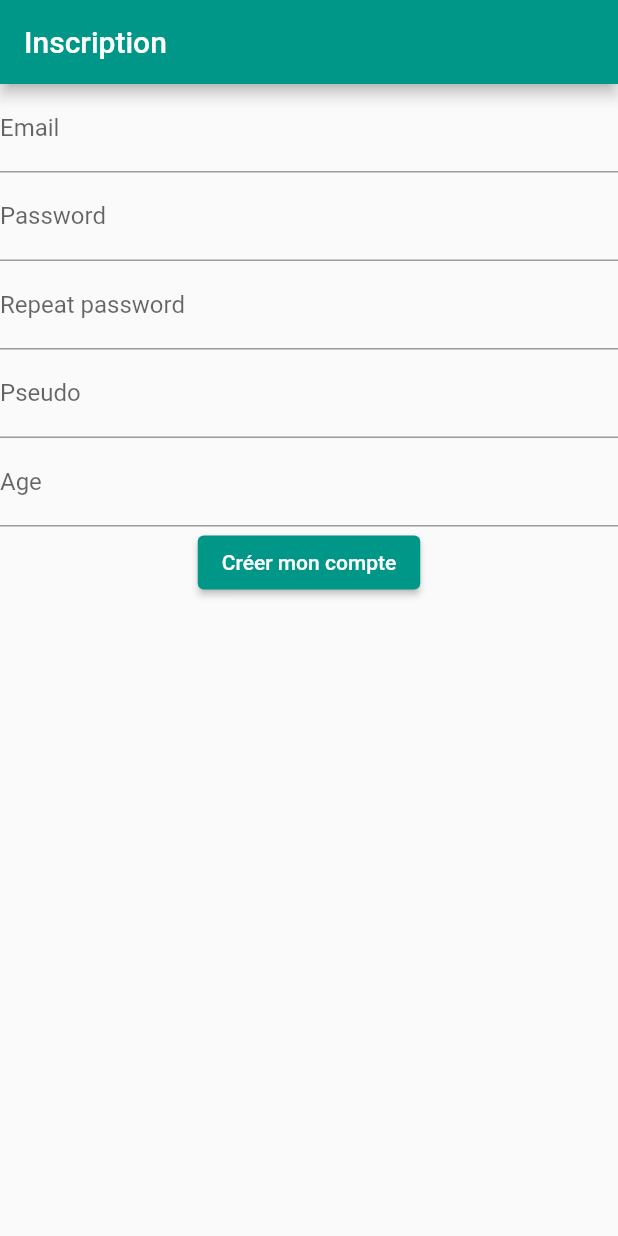
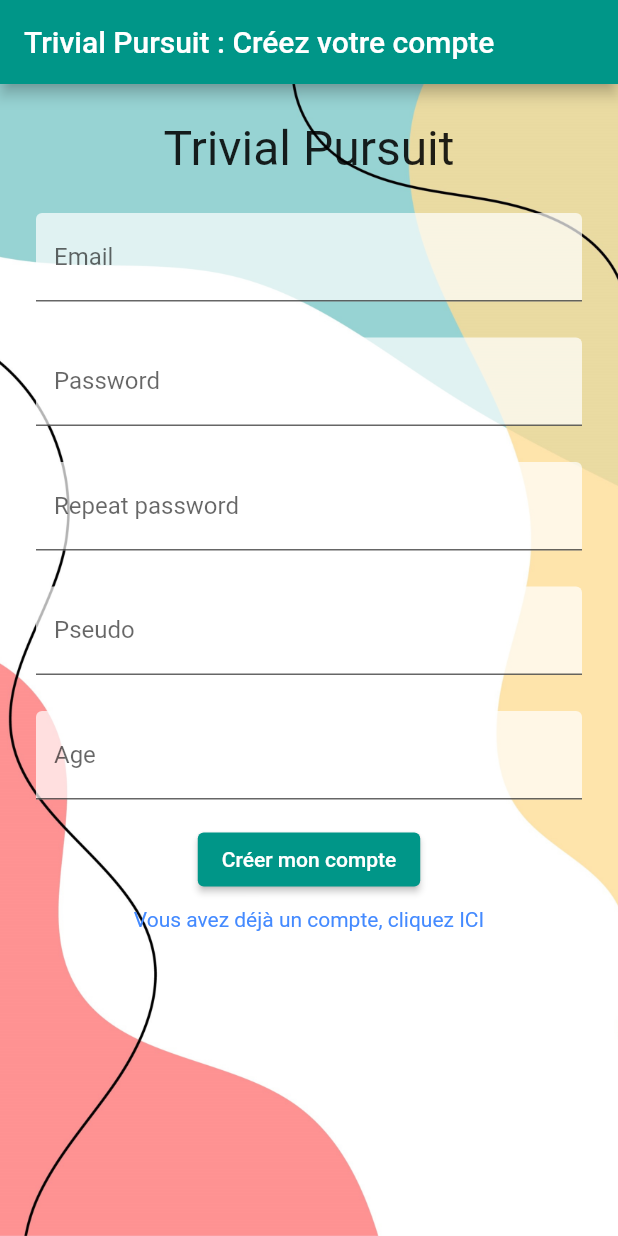
Before and after one commit to Adrien-Ba/Trivial_Pursuit, a Flutter app: the screen it shows after launch, after a tap on "Pour créer un compte, cliquez ICI", on a phone screen of 412 x 824 dp. Run offline on Flutter 3.47's test engine with Material 2 defaults, Android fonts, the phone set to English and light mode, and no system bars; our stand-ins replace cloud_firestore, firebase_auth, firebase_core, flutter_bloc, flutter_profile_picture, freezed_annotation and 2 more; missing offline and left inert: dart:ffi, swiping_card_deck; accounts and stored records are empty.

Commit message:
Front app

```diff
--- a/lib/ui/pages/login/login_page.dart
+++ b/lib/ui/pages/login/login_page.dart
@@ -47,33 +47,44 @@ class _LoginPageState extends State<LoginPage> {
                 return Scaffold(
                   appBar: AppBar(
                     title: const Text('Trivial Pursuit : Bienvenue'),
-
                   ),
                   body: Container(
                     decoration: const BoxDecoration(
-                      image: DecorationImage(
-                        image: AssetImage("assets/images/bg_1.jpg"),
-                        fit: BoxFit.cover,
-                      )
-                    ),
+                        image: DecorationImage(
+                      image: AssetImage("assets/images/bg_1.jpg"),
+                      fit: BoxFit.cover,
+                    )),
                     child: Column(
                       children: [
                         Padding(
                           padding: const EdgeInsets.all(24.0),
+                          child: Image.asset("assets/images/logo_accueil.png"),
+                        ),
+                        const Padding(
+                            padding: EdgeInsets.fromLTRB(
+                                24.0, 0.0, 24.0, 24.0),
+                          child: Text("Trivial Pursuit",
+                          style: TextStyle(fontSize: 32),),
+                        ),
+                        Padding(
+                          padding:
+                              const EdgeInsets.fromLTRB(24.0, 0.0, 24.0, 24.0),
                           child: TextField(
                             controller: emailController,
+                            keyboardType: TextInputType.emailAddress,
                             decoration: const InputDecoration(
                               labelText: "Email",
                               fillColor: Colors.white70,
                               filled: true,
                             ),
-
                           ),
                         ),
                         Padding(
-                          padding: const EdgeInsets.fromLTRB(24.0, 0.0, 24.0, 24.0),
+                          padding:
+                              const EdgeInsets.fromLTRB(24.0, 0.0, 24.0, 24.0),
                           child: TextField(
                             controller: passwordController,
+                            obscureText: true,
                             decoration: const InputDecoration(
                               labelText: "Password",
                               fillColor: Colors.white70,
@@ -97,7 +108,7 @@ class _LoginPageState extends State<LoginPage> {
                               padding: EdgeInsets.all(16.0),
                             ),
                             GestureDetector(
-                              child: Text("Pour créer un compte, cliquez ICI"),
+                              child: const Text("Pour créer un compte, cliquez ICI", style: TextStyle(color: Colors.blueAccent, fontSize: 14),),
                               onTap: () {
                                 context.go("/signUp");
                               },
--- a/lib/ui/pages/signup/signup_page.dart
+++ b/lib/ui/pages/signup/signup_page.dart
@@ -59,39 +59,81 @@ class _SignUpPageState extends State<SignUpPage> {
             builder: (context, state) {
               return Scaffold(
                 appBar: AppBar(
-                  title: const Text('Inscription'),
+                  title: const Text('Trivial Pursuit : Créez votre compte'),
                 ),
-                body: Column(
+                body: Container(
+                  decoration: const BoxDecoration(
+                      image: DecorationImage(
+                    image: AssetImage("assets/images/bg_1.jpg"),
+                    fit: BoxFit.cover,
+                  )),
+                  child: Column(
                     children: [
-                    TextField(
+                      const Padding(
+                        padding: EdgeInsets.all(
+                            24.0),
+                        child: Text("Trivial Pursuit",
+                          style: TextStyle(fontSize: 32),),
+                      ),
+                      Padding(
+                        padding:
+                            const EdgeInsets.fromLTRB(24.0, 0.0, 24.0, 24.0),
+                        child: TextField(
+                          keyboardType: TextInputType.emailAddress,
                           controller: emailController,
                           decoration: const InputDecoration(
                             labelText: "Email",
+                            fillColor: Colors.white70,
+                            filled:true,
                           ),
                         ),
-                    TextField(
+                      ),
+                      Padding(
+                        padding: const EdgeInsets.fromLTRB(24.0, 0.0, 24.0, 24.0),
+                        child: TextField(
                           controller: passwordController,
+                          obscureText: true,
                           decoration: const InputDecoration(
                             labelText: "Password",
+                            fillColor: Colors.white70,
+                            filled:true,
+
                           ),
                         ),
-                    TextField(
+                      ),
+                      Padding(
+                        padding: const EdgeInsets.fromLTRB(24.0, 0.0, 24.0, 24.0),
+                        child: TextField(
                           controller: repeatPasswordController,
+                          obscureText: true,
                           decoration: const InputDecoration(
                             labelText: "Repeat password",
+                            fillColor: Colors.white70,
+                            filled:true,
                           ),
                         ),
-                    TextField(
+                      ),
+                      Padding(
+                        padding: const EdgeInsets.fromLTRB(24.0, 0.0, 24.0, 24.0),
+                        child: TextField(
                           controller: pseudoController,
                           decoration: const InputDecoration(
                             labelText: "Pseudo",
+                            fillColor: Colors.white70,
+                            filled:true,
                           ),
                         ),
-                    TextField(
+                      ),
+                      Padding(
+                        padding: const EdgeInsets.fromLTRB(24.0, 0.0, 24.0, 16.0),
+                        child: TextField(
                           controller: ageController,
                           keyboardType: TextInputType.number,
                           decoration: const InputDecoration(
                             labelText: "Age",
+                            fillColor: Colors.white70,
+                            filled:true,
+                          ),
                         ),
                       ),
                       Row(
@@ -108,8 +150,18 @@ class _SignUpPageState extends State<SignUpPage> {
                               },
                               child: const Text("Créer mon compte"))
                         ],
+                      ),
+                      Padding(
+                        padding: const EdgeInsets.all(8.0),
+                        child: GestureDetector(
+                          child: const Text("Vous avez déjà un compte, cliquez ICI", style: TextStyle(color: Colors.blueAccent, fontSize: 14),),
+                          onTap: () {
+                            context.go("/");
+                          },
+                        ),
                       )
                     ],
+                  ),
                 ),
               );
               return const Text("CHARHEUUUU");
```
Also changed, not shown: lib/ui/pages/classement/classement_page.dart (+28 -8 lines), lib/ui/pages/home/home_page.dart (+6 -3 lines), lib/ui/pages/profile/profile_page.dart (+2 -16 lines), assets/images/bg_1.jpg, assets/images/bg_2.jpg (added), assets/images/logo_accueil.png (added). Lines whose indentation alone changed are shown as unchanged.
